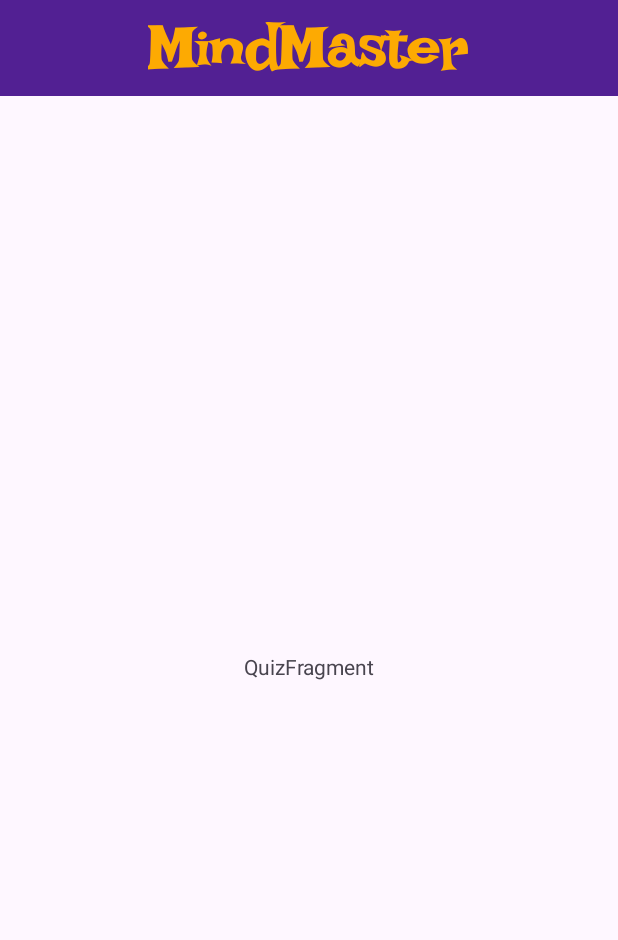
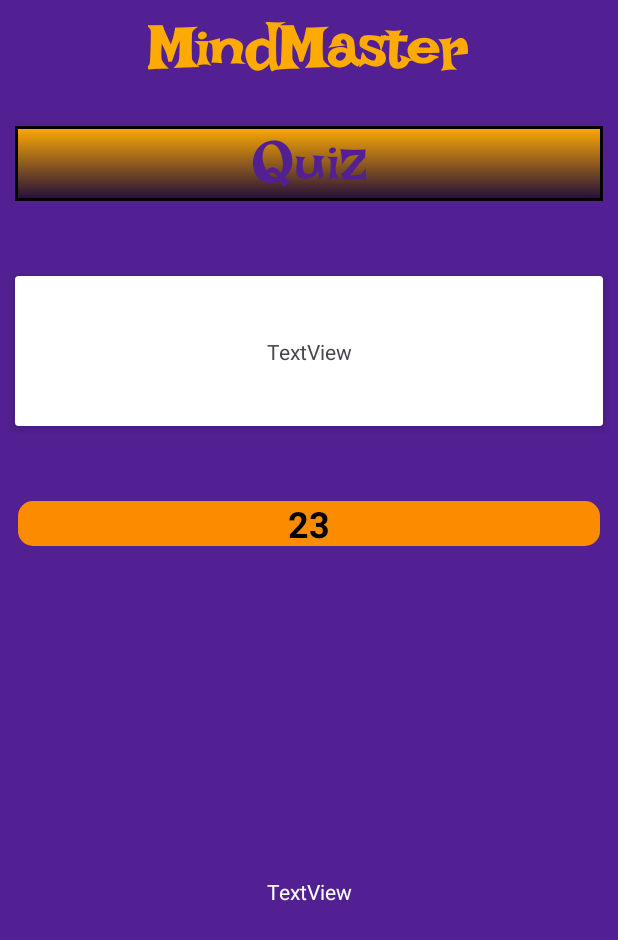
Before and after one commit to Aliiiiii87/MindMaster, an Android app: the fragment QuizFragment placed in its activity, on a phone screen of 412 x 824 dp. Shown: the top 940 px of the screen. Run offline under Robolectric (Android 15) with nearby library versions, the phone set to English and light mode, and no system bars; our stand-ins replace Room's generated code, navigation-ui; 2 statements that could not run were skipped.

Commit message:
Jetzt beim QuizFragment

```diff
--- a/app/src/main/AndroidManifest.xml
+++ b/app/src/main/AndroidManifest.xml
@@ -4,6 +4,10 @@
 
 
     <uses-permission android:name="android.permission.INTERNET" />
+    <uses-permission android:name="android.permission.READ_EXTERNAL_STORAGE"
+        android:maxSdkVersion="32" />
+    <uses-permission android:name="android.permission.WRITE_EXTERNAL_STORAGE"
+        android:maxSdkVersion="32" />
 
     <application
         android:allowBackup="true"
--- a/app/src/main/java/com/example/mindmaster/ui/CategoryFragment.kt
+++ b/app/src/main/java/com/example/mindmaster/ui/CategoryFragment.kt
@@ -54,7 +54,7 @@ class CategoryFragment : Fragment() {
                 android.R.layout.simple_spinner_item,
                 difficultyLevels
             )
-            spinnerAdapter.setDropDownViewResource(android.R.layout.select_dialog_multichoice)
+            spinnerAdapter.setDropDownViewResource(android.R.layout.select_dialog_item)
             binding.spinner.adapter = spinnerAdapter
 
 
--- a/app/src/main/java/com/example/mindmaster/ui/QuizFragment.kt
+++ b/app/src/main/java/com/example/mindmaster/ui/QuizFragment.kt
@@ -1,30 +1,34 @@
 package com.example.mindmaster.ui
-
+import android.animation.ObjectAnimator
+import android.media.MediaPlayer
 import android.os.Bundle
+import android.os.CountDownTimer
 import android.util.Log
 import androidx.fragment.app.Fragment
 import android.view.LayoutInflater
 import android.view.View
 import android.view.ViewGroup
+import android.widget.ProgressBar
 import androidx.fragment.app.activityViewModels
 import com.example.mindmaster.R
-import com.example.mindmaster.databinding.FragmentCategoryBinding
+import com.example.mindmaster.data.Question
+import com.example.mindmaster.data.dataQuestionModels.dataJokeModels.QuestionWithIncorrectAnswers
 import com.example.mindmaster.databinding.FragmentQuizBinding
 
 
 class QuizFragment : Fragment() {
 
     private val viewModel: MindMasterViewModel by activityViewModels()
-
     private lateinit var binding: FragmentQuizBinding
-
+    private lateinit var quizProgressBar: ProgressBar
+    private var countDownTimer: CountDownTimer? = null
 
     override fun onCreateView(
         inflater: LayoutInflater, container: ViewGroup?,
         savedInstanceState: Bundle?
     ): View? {
         binding = FragmentQuizBinding.inflate(inflater, container, false)
-
+        quizProgressBar = binding.progressBar
         return binding.root
     }
 
@@ -34,11 +38,70 @@ class QuizFragment : Fragment() {
         val category = requireArguments().getString("category")
         viewModel.getQuestionsByCategory(category.toString())
 
-        Log.e("Question","$category")
 
+
+
+
+
+        Log.e("Question", "$category")
+
+
+        val progressBarHeight =
+            resources.getDimensionPixelSize(androidx.transition.R.dimen.abc_progress_bar_height_material)
+        val layoutParams = quizProgressBar.layoutParams
+        layoutParams.height = progressBarHeight
+        quizProgressBar.layoutParams = layoutParams
+
+
+        startCountdownTimer()
 
 
     }
 
+    private fun startCountdownTimer() {
+
+
+
+        val mediaPlayer = MediaPlayer.create(requireContext(), R.raw.audio)
+        mediaPlayer.start()
+
+
+        // 20 Sekunden, alle 1000 Millisekunden (1 Sekunde) aktualisieren
+
+        countDownTimer = object : CountDownTimer(25000, 1000) {
+            override fun onTick(millisUntilFinished: Long) {
+                val secondsRemaining = (millisUntilFinished / 1000).toInt()
+                updateProgressBar(secondsRemaining)
+            }
+
+            override fun onFinish() {
+                // Der Timer ist abgelaufen, führe hier deine Aktionen aus
+            }
+        }
+
+        countDownTimer?.start()
+    }
+
+    private fun updateProgressBar(secondsRemaining: Int) {
+        val maxProgress = 20 // Der Startwert der ProgressBar
+        val currentProgress = maxProgress - secondsRemaining
+
+        val animation = ObjectAnimator.ofInt(quizProgressBar, "progress", currentProgress * 5)
+        animation.duration = 1000// Dauer einer Sekunde für jede Aktualisierung
+        animation.start()
+
+
+        binding.countDonwTV.text = secondsRemaining.toString()
+
+
+    }
+
+    override fun onDestroy() {
+        super.onDestroy()
+        countDownTimer?.cancel()
+
+    }
+
+
 
 }
--- a/app/src/main/java/com/example/mindmaster/ui/SplashscreenActivity.kt
+++ b/app/src/main/java/com/example/mindmaster/ui/SplashscreenActivity.kt
@@ -1,6 +1,7 @@
 package com.example.mindmaster.ui
 
 import android.content.Intent
+import android.media.MediaPlayer
 import android.os.Bundle
 import android.os.Handler
 import android.util.Log
@@ -19,7 +20,12 @@ class SplashActivity : AppCompatActivity() {
 
         Log.e("Splasscreen","Erstellt")
         // Hier wird der Splashscreen für 8 Sekunden angezeigt
-        val splashDuration = 5000 //
+
+        val mediaplayer = MediaPlayer.create(this,R.raw.audio2)
+        mediaplayer.start()
+
+
+        val splashDuration = 8000 //
         val animation = AnimationUtils.loadAnimation(this, R.anim.rotate_scale)
         val imageView = findViewById<ImageView>(R.id.splashScreenIV)
 
--- a/app/src/main/res/anim/rotate_scale.xml
+++ b/app/src/main/res/anim/rotate_scale.xml
@@ -6,7 +6,7 @@
         android:toDegrees="360"
         android:pivotX="50%"
         android:pivotY="50%"
-        android:duration="3000"
+        android:duration="6000"
         android:interpolator="@android:anim/accelerate_decelerate_interpolator" />
     <scale
         android:fromXScale="0.5"
@@ -15,6 +15,6 @@
         android:toYScale="1.0"
         android:pivotX="50%"
         android:pivotY="50%"
-        android:duration="3000" />
+        android:duration="6000" />
 
 </set>
--- a/app/src/main/res/drawable/button_rechtangle.xml
+++ b/app/src/main/res/drawable/button_rechtangle.xml
@@ -3,12 +3,13 @@
 <corners android:radius="0dp"/>
 
 <solid
-  android:color="@color/orange"/>
+  android:color="#FDD835"/>
 
 
 
     <gradient
-        android:startColor="#FB8C00"
+        android:startColor="#FDD835"
+        android:endColor="@color/orange"
         />
 
 
--- /dev/null
+++ b/app/src/main/res/drawable/custom_progress_bar.xml
@@ -0,0 +1,22 @@
+<?xml version="1.0" encoding="utf-8"?>
+<layer-list
+    xmlns:android="http://schemas.android.com/apk/res/android">
+    <item
+        android:id="@android:id/background">
+        <shape>
+            <corners
+                android:radius="10dip"/>
+            <solid android:color="#FB8C00"/>
+        </shape>
+    </item>
+    <item
+        android:id="@android:id/progress">
+        <clip>
+            <shape>
+                <corners
+                    android:radius="10dip"/>
+                <solid android:color="@color/white"/>
+            </shape>
+        </clip>
+    </item>
+</layer-list>
--- a/app/src/main/res/layout/fragment_quiz.xml
+++ b/app/src/main/res/layout/fragment_quiz.xml
@@ -5,15 +5,93 @@
     android:id="@+id/QuizFragment"
     android:layout_width="match_parent"
     android:layout_height="match_parent"
+    android:background="@color/dark_purple"
     tools:context=".ui.QuizFragment">
 
     <TextView
-        android:id="@+id/textView"
+        android:id="@+id/headlineQuizTV"
+        android:layout_width="0dp"
+        android:layout_height="50dp"
+        android:layout_marginStart="10dp"
+        android:layout_marginTop="20dp"
+        android:layout_marginEnd="10dp"
+        android:background="@drawable/gardient_backround"
+        android:fontFamily="@font/irish_grover_regular"
+        android:gravity="center_horizontal"
+        android:text="Quiz"
+        android:textColor="@color/dark_purple"
+        android:textSize="40sp"
+        app:layout_constraintEnd_toEndOf="parent"
+        app:layout_constraintStart_toStartOf="parent"
+        app:layout_constraintTop_toTopOf="parent" />
+
+    <androidx.cardview.widget.CardView
+        android:id="@+id/cardView2"
+        android:layout_width="0dp"
+        android:layout_height="100dp"
+        android:layout_marginStart="10dp"
+        android:layout_marginTop="50dp"
+        android:layout_marginEnd="10dp"
+        app:cardElevation="4dp"
+        app:layout_constraintEnd_toEndOf="parent"
+        app:layout_constraintStart_toStartOf="parent"
+        app:layout_constraintTop_toBottomOf="@+id/headlineQuizTV">
+
+        <androidx.constraintlayout.widget.ConstraintLayout
+            android:layout_width="match_parent"
+            android:layout_height="match_parent">
+
+            <TextView
+                android:id="@+id/scoreTV"
+                android:layout_width="wrap_content"
+                android:layout_height="wrap_content"
+                android:text="TextView"
+                app:layout_constraintBottom_toBottomOf="parent"
+                app:layout_constraintEnd_toEndOf="parent"
+                app:layout_constraintStart_toStartOf="parent"
+                app:layout_constraintTop_toTopOf="parent" />
+        </androidx.constraintlayout.widget.ConstraintLayout>
+
+    </androidx.cardview.widget.CardView>
+
+    <ProgressBar
+        android:id="@+id/progressBar"
+        style="?android:attr/progressBarStyleHorizontal"
+        android:layout_width="match_parent"
+        android:layout_height="50dp"
+        android:layout_marginStart="12dp"
+        android:layout_marginTop="50dp"
+        android:layout_marginEnd="12dp"
+        android:indeterminateOnly="false"
+        android:progress="25"
+        android:progressDrawable="@drawable/custom_progress_bar"
+        android:visibility="visible"
+        app:layout_constraintEnd_toEndOf="parent"
+        app:layout_constraintHeight_min="30dp"
+        app:layout_constraintStart_toStartOf="parent"
+        app:layout_constraintTop_toBottomOf="@+id/cardView2" />
+
+    <TextView
+        android:id="@+id/countDonwTV"
         android:layout_width="wrap_content"
         android:layout_height="wrap_content"
-        android:text="QuizFragment"
+        android:textColor="@color/black"
+        android:textSize="24sp"
+        android:textStyle="bold"
+        app:layout_constraintBottom_toBottomOf="@+id/progressBar"
+        app:layout_constraintEnd_toEndOf="@+id/progressBar"
+        app:layout_constraintStart_toStartOf="@+id/progressBar"
+        app:layout_constraintTop_toTopOf="@+id/progressBar" />
+
+    <TextView
+        android:id="@+id/qustionTV"
+        android:layout_width="wrap_content"
+        android:layout_height="wrap_content"
+        android:text="TextView"
+        android:textColor="@color/white"
         app:layout_constraintBottom_toBottomOf="parent"
         app:layout_constraintEnd_toEndOf="parent"
         app:layout_constraintStart_toStartOf="parent"
-        app:layout_constraintTop_toTopOf="parent" />
+        app:layout_constraintTop_toBottomOf="@+id/progressBar" />
+
 </androidx.constraintlayout.widget.ConstraintLayout>
--- a/app/src/main/res/values-land/dimens.xml
+++ b/app/src/main/res/values-land/dimens.xml
@@ -2,4 +2,5 @@
 <resources>
     <dimen name="fab_margin">48dp</dimen>
     <dimen name="container_horizontal_margin">48dp</dimen>
+    <dimen name="progress_bar_height_material">24dp</dimen>
 </resources>
--- a/app/src/main/res/values-w600dp/dimens.xml
+++ b/app/src/main/res/values-w600dp/dimens.xml
@@ -2,4 +2,5 @@
 <resources>
     <dimen name="fab_margin">48dp</dimen>
     <dimen name="container_horizontal_margin">48dp</dimen>
+    <dimen name ="progress_bar_height_material">24dp</dimen>
 </resources>
--- a/app/src/main/res/values/dimens.xml
+++ b/app/src/main/res/values/dimens.xml
@@ -6,4 +6,7 @@
     <dimen name="text_margin">16dp</dimen>
     <dimen name="container_margin">8dp</dimen>
     <dimen name="container_horizontal_margin">16dp</dimen>
+    <dimen name="progress_bar_height_material">24dp</dimen>
+
+
 </resources>
--- a/app/src/main/res/values/themes.xml
+++ b/app/src/main/res/values/themes.xml
@@ -5,7 +5,20 @@
         <item name="colorPrimary">@color/black</item>
         <item name="colorOnSecondary">@color/white</item>
         <item name="spinnerStyle">@style/Widget.AppCompat.Spinner.Underlined</item>
+
+       <item name="android:progressBarStyleHorizontal">@style/CustomProgressBar</item>
+
+
     </style>
+
+    <style name="CustomProgressBar" parent="android:Widget.ProgressBar.Horizontal">
+        <item name="android:progressDrawable">@drawable/custom_progress_bar</item>
+        <item name="android:minHeight">20dp</item>
+        <item name="android:maxHeight">20dp</item>
+        <item name="android:indeterminateOnly">false</item>
+    </style>
+
+
 
     <style name="Theme.MindMaster" parent="Base.Theme.MindMaster" />
     <style name="Theme.MindMaster.NoActionBar">
@@ -16,4 +29,5 @@
     <style name="Theme.MindMaster.PopupOverlay" parent="ThemeOverlay.AppCompat.Light" />
 
 
+
 </resources>
```
Also changed, not shown: app/src/main/res/animator/score_animation.xml (added, +9 -0 lines), 2 other files.
